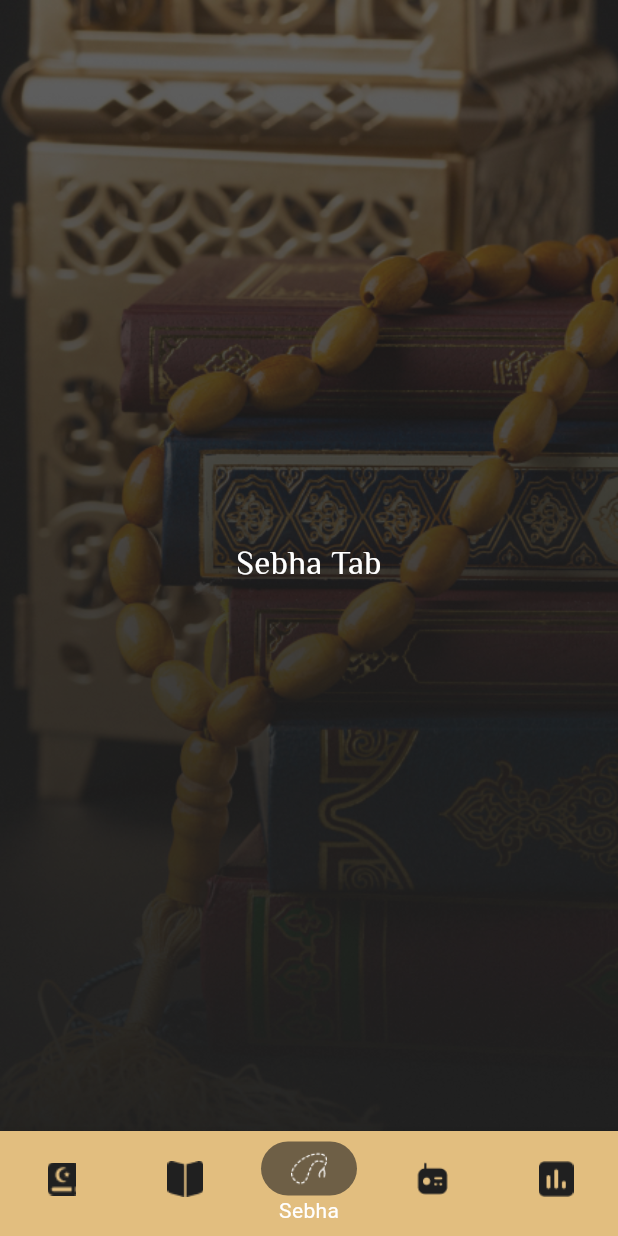
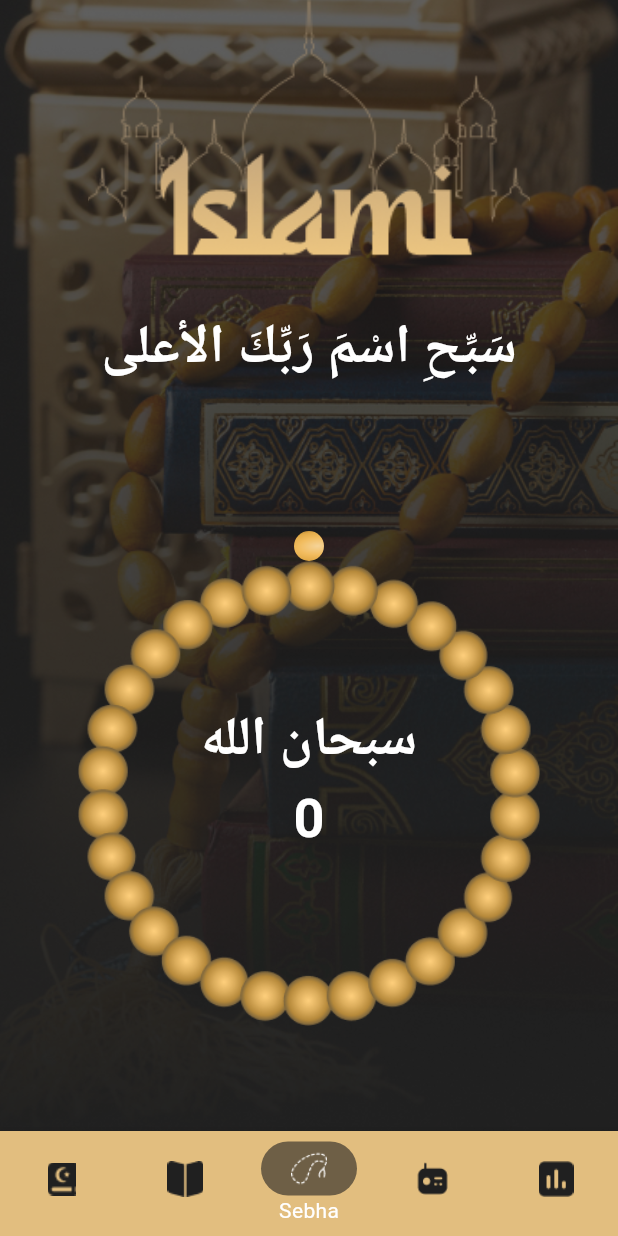
Before and after one commit to rezaqi/islami_c13_mondayhhh, a Flutter app: the HomeScreen screen opened by its route, item 3 of the bottom bar chosen, on a phone screen of 412 x 824 dp. Run offline on Flutter 3.47's test engine with Material 3 defaults, Android fonts, the phone set to English and light mode, and no system bars; our stand-ins replace google_fonts, introduction_screen.

Commit message:
sebha page done

```diff
--- /dev/null
+++ b/lib/core/class/color.dart
@@ -0,0 +1,9 @@
+import 'dart:ui';
+
+class AppColor {
+  static const Color secColor = Color(0xffE2BE7F);
+
+  static const Color primaryColor = Color(0xff212121);
+
+  static const Color white = Color(0xfFFFfFFF);
+}
--- /dev/null
+++ b/lib/core/class/images.dart
@@ -0,0 +1,26 @@
+class AppImages {
+  static const String welcome = "assets/images/welcome.png";
+  static const String radio = 'assets/images/radio.png';
+  // static const String mosque = 'assets/images/Mosque-01.png';
+  static const String kabba = 'assets/images/kabba.png';
+  static const String islami = 'assets/images/onboarding_header.png';
+  static const String bearish = 'assets/images/bearish.png';
+  static const String group = 'assets/images/Group.png';
+  static const String circle = 'assets/images/circle.png';
+  static const String ahadethBg = 'assets/images/ahadeth_bg.png';
+  static const String ahadeth = 'assets/images/ahadeth.png';
+  static const String dates = 'assets/images/dates.png';
+  static const String homeBg = 'assets/images/home_bg.png';
+  static const String icRadio = 'assets/images/ic_radio.png';
+  static const String icSplash = 'assets/images/ic_splash.png';
+  static const String onboarding1 = 'assets/images/onboarding1.png';
+  static const String onboarding2 = 'assets/images/onboarding2.png';
+  static const String onboarding3 = 'assets/images/onboarding3.png';
+  static const String onboarding4 = 'assets/images/onboarding4.png';
+  static const String onboarding5 = 'assets/images/onboarding5.png';
+  static const String quran = 'assets/images/quran.png';
+  static const String radioBg = 'assets/images/radio_bg.png';
+  static const String sebhaBg = 'assets/images/sebha_bg.png';
+
+  static const String topCircle = 'assets/images/top_circle.png';
+}
--- /dev/null
+++ b/lib/core/class/routs_name.dart
@@ -0,0 +1,3 @@
+class AppRouts{
+
+}
--- a/lib/home/home.dart
+++ b/lib/home/home.dart
@@ -1,4 +1,5 @@
 import 'package:flutter/material.dart';
+import 'package:islami_c13_monday/core/class/images.dart';
 import 'package:islami_c13_monday/home/tabs/ahadeth_tab.dart';
 import 'package:islami_c13_monday/home/tabs/quran_tab.dart';
 import 'package:islami_c13_monday/home/tabs/radio_tab.dart';
@@ -52,7 +53,10 @@ class _HomeScreenState extends State<HomeScreen> {
               BottomNavigationBarItem(
                   icon: _buildNavItem(4, "dates"), label: "Time"),
             ]),
-        body: tabs[selectedIndex],
+        body: Stack(
+          alignment: Alignment.topCenter,
+          children: [Image.asset(AppImages.islami), tabs[selectedIndex]],
+        ),
       ),
     );
   }
--- a/lib/home/tabs/quran_tab.dart
+++ b/lib/home/tabs/quran_tab.dart
@@ -6,14 +6,17 @@ class QuranTab extends StatelessWidget {
 
   @override
   Widget build(BuildContext context) {
+    double h = MediaQuery.of(context).size.height;
+
+    double w = MediaQuery.of(context).size.width;
+
     return Padding(
-      padding: const EdgeInsets.symmetric(horizontal: 20.0),
+      padding: EdgeInsets.only(top: h / 4, right: w / 20, left: w / 20),
       child: Column(
         crossAxisAlignment: CrossAxisAlignment.stretch,
         children: [
-          Image.asset("assets/images/onboarding_header.png"),
           TextField(
-            cursorColor: Color(0xFFE2BE7F),
+            cursorColor: const Color(0xFFE2BE7F),
             cursorWidth: 3,
             style: GoogleFonts.elMessiri(
               fontSize: 18,
--- a/lib/home/tabs/sebha_tab.dart
+++ b/lib/home/tabs/sebha_tab.dart
@@ -1,23 +1,61 @@
 import 'package:flutter/material.dart';
-import 'package:google_fonts/google_fonts.dart';
+import 'package:islami_c13_monday/core/class/images.dart';
+import 'package:islami_c13_monday/widget/sebha/circle.dart';
+import 'package:islami_c13_monday/widget/sebha/text-page.dart';
+import 'package:islami_c13_monday/widget/sebha/title.dart';
 
-class SebhaTab extends StatelessWidget {
+class SebhaTab extends StatefulWidget {
   const SebhaTab({super.key});
 
   @override
+  State<SebhaTab> createState() => _SebhaTabState();
+}
+
+class _SebhaTabState extends State<SebhaTab> {
+  int count = 0;
+  double i = 0;
+
+  @override
   Widget build(BuildContext context) {
-    return Center(
-      child: Column(
-        mainAxisAlignment: MainAxisAlignment.center,
-        children: [
-          Text(
-            "Sebha Tab",
-            style: GoogleFonts.elMessiri(
-              fontSize: 22,
-              color: Colors.white,
-            ),
-          )
-        ],
+    return Container(
+      decoration: const BoxDecoration(
+        image: DecorationImage(
+          fit: BoxFit.cover,
+          image: AssetImage(AppImages.sebhaBg),
+        ),
+      ),
+      child: Scaffold(
+        body: InkWell(
+          onTap: () {
+            count++;
+            i += 0.19;
+            setState(() {});
+          },
+          child: Stack(
+            alignment: Alignment.center,
+            children: [
+              Image.asset(
+                AppImages.sebhaBg,
+                height: double.infinity,
+                width: double.infinity,
+                fit: BoxFit.cover,
+              ),
+              Column(
+                children: [
+                  CustomTitle(),
+                  TextPage(),
+                  SizedBox(
+                    height: 95,
+                  ),
+                  CirclePage(
+                    i: i,
+                    count: count,
+                  )
+                ],
+              ),
+            ],
+          ),
+        ),
       ),
     );
   }
--- /dev/null
+++ b/lib/widget/sebha/background.dart
@@ -0,0 +1,19 @@
+import 'package:flutter/material.dart';
+
+class BackGroundColor extends StatelessWidget {
+  const BackGroundColor({super.key});
+
+  @override
+  Widget build(BuildContext context) {
+    return Container(
+      decoration: BoxDecoration(
+          gradient: LinearGradient(
+              begin: Alignment.topCenter,
+              end: Alignment.bottomCenter,
+              colors: [
+            const Color(0xff202020).withOpacity(0.7),
+            const Color(0xff202020),
+          ])),
+    );
+  }
+}
--- /dev/null
+++ b/lib/widget/sebha/circle.dart
@@ -0,0 +1,61 @@
+import 'package:flutter/material.dart';
+import 'package:islami_c13_monday/core/class/color.dart';
+import 'package:islami_c13_monday/core/class/images.dart';
+
+class CirclePage extends StatefulWidget {
+  final int count;
+  final double i;
+  const CirclePage({super.key, required this.count, required this.i});
+
+  @override
+  State<CirclePage> createState() => _CirclePageState();
+}
+
+class _CirclePageState extends State<CirclePage> {
+  @override
+  Widget build(BuildContext context) {
+    return Stack(
+      alignment: Alignment.center,
+      children: [
+        Transform.rotate(
+          angle: widget.i,
+          child: Column(
+            children: [
+              ClipRRect(
+                  borderRadius: BorderRadius.circular(200),
+                  child: Image.asset(
+                    AppImages.topCircle,
+                    height: 20,
+                    width: 20,
+                    fit: BoxFit.cover,
+                  )),
+              Image.asset(
+                AppImages.circle,
+                height: 310,
+                width: 400,
+              )
+            ],
+          ),
+        ),
+        Column(
+          children: [
+            Text(
+              widget.count <= 30 ? "سبحان الله" : "الله اكبر",
+              style: const TextStyle(
+                  fontSize: 36,
+                  fontWeight: FontWeight.w700,
+                  color: AppColor.white),
+            ),
+            Text(
+              "${widget.count}",
+              style: const TextStyle(
+                  fontSize: 36,
+                  fontWeight: FontWeight.w700,
+                  color: AppColor.white),
+            )
+          ],
+        )
+      ],
+    );
+  }
+}
--- /dev/null
+++ b/lib/widget/sebha/text-page.dart
@@ -0,0 +1,18 @@
+import 'package:flutter/material.dart';
+import 'package:islami_c13_monday/core/class/color.dart';
+
+class TextPage extends StatelessWidget {
+  const TextPage({
+    super.key,
+  });
+
+  @override
+  Widget build(BuildContext context) {
+    return const SizedBox(
+        child: Text(
+      "سَبِّحِ اسْمَ رَبِّكَ الأعلى",
+      style: const TextStyle(
+          color: AppColor.white, fontSize: 36, fontWeight: FontWeight.w700),
+    ));
+  }
+}
--- /dev/null
+++ b/lib/widget/sebha/title.dart
@@ -0,0 +1,24 @@
+import 'package:flutter/material.dart';
+import 'package:islami_c13_monday/core/class/images.dart';
+
+class CustomTitle extends StatelessWidget {
+  const CustomTitle({super.key});
+
+  @override
+  Widget build(BuildContext context) {
+    double h = MediaQuery.of(context).size.height;
+
+    double w = MediaQuery.of(context).size.width;
+    return Stack(
+      alignment: Alignment.center,
+      children: [
+        Image.asset(
+          AppImages.islami,
+          fit: BoxFit.cover,
+          height: h / 4,
+          width: w / 1.4,
+        ),
+      ],
+    );
+  }
+}
```
Also changed, not shown: assets/images/circle.png (added), assets/images/top_circle.png (added), pubspec.lock.
